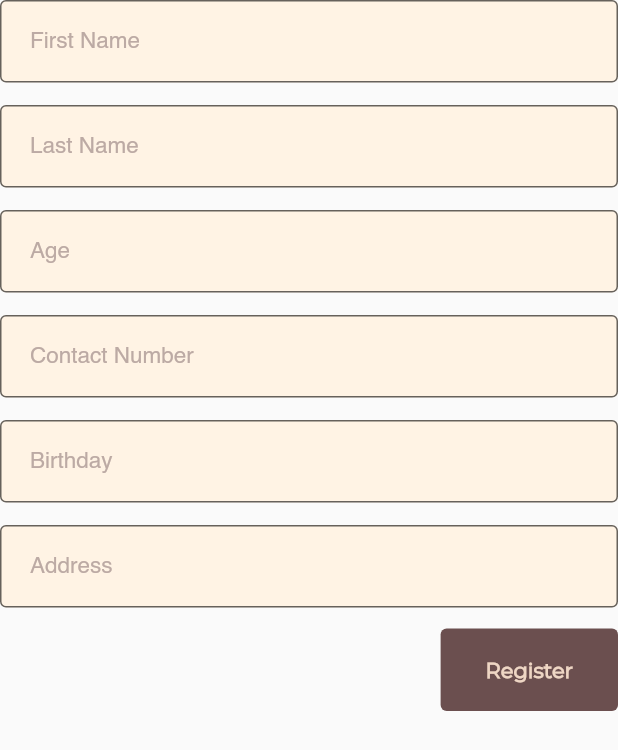
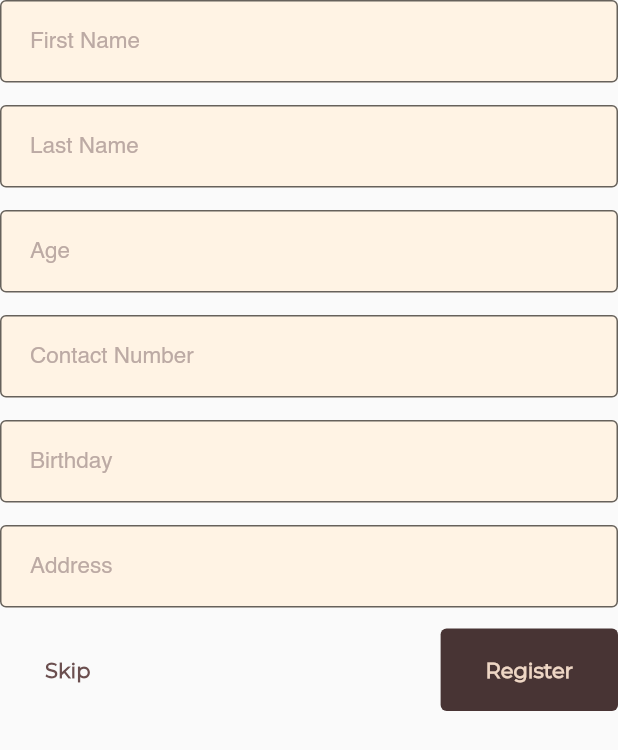
Before and after one commit to justuniace/Cafe-Mobile-App, a Flutter app: the AdditionalComponents widget shown alone on an empty page, opened directly, on a phone screen of 412 x 824 dp. Shown: the top 750 px of the screen. Run offline on Flutter 3.47's test engine with Material 2 defaults, Android fonts, the phone set to English and light mode, and no system bars; our stand-ins replace cloud_firestore, firebase_auth, firebase_core, google_sign_in, image_picker, lottie; missing offline and left inert: dart:js; accounts and stored records are empty.

Commit message:
Added Skip Option

```diff
--- a/lib/main.dart
+++ b/lib/main.dart
@@ -1,12 +1,9 @@
 import 'dart:js';
-
 import 'package:coffee_app/authentication.dart';
 import 'package:coffee_app/components/colors.dart';
 import 'package:coffee_app/firebase_options.dart';
 import 'package:coffee_app/provider/animationLoading.dart';
-import 'package:coffee_app/screens/login/login.dart';
 import 'package:coffee_app/screens/main/mainPage.dart';
-import 'package:coffee_app/screens/register/register.dart';
 import 'package:coffee_app/screens/welcome/welcome.dart';
 import 'package:coffee_app/services/auth.dart';
 import 'package:firebase_auth/firebase_auth.dart';
@@ -42,7 +39,7 @@ void main() async {
       ),
       title: 'CupFé',
       debugShowCheckedModeBanner: false,
-      initialRoute: '/main',
+      initialRoute: '/',
       routes: {
         '/': (context) => const AuthenticationWrapper(),
         '/main': (context) => const MainPage(),
--- a/lib/screens/additional-info/components.dart
+++ b/lib/screens/additional-info/components.dart
@@ -88,14 +88,27 @@ class _AdditionalComponentsState extends State<AdditionalComponents> {
                   setState(() {
                     birthDateController.text = formattedDate;
                   });
-                } else {
-                  print("Date is not selected");
                 }
               }),
         ),
         SizedBox(height: 15),
         textField("Address", addressController),
         SizedBox(height: 14),
+        Stack(
+          children: [
+            Container(
+              alignment: Alignment.centerLeft,
+              child: TextButton(
+                  style: ButtonStyle(
+                    padding: MaterialStateProperty.all(
+                        EdgeInsets.symmetric(horizontal: 30, vertical: 19)),
+                  ),
+                  onPressed: () {},
+                  child: Text(
+                    "Skip",
+                    style: TextStyle(color: AppColor.darkLightColor),
+                  )),
+            ),
             Container(
               alignment: Alignment.centerRight,
               child: TextButton(
@@ -103,12 +116,14 @@ class _AdditionalComponentsState extends State<AdditionalComponents> {
                       padding: MaterialStateProperty.all(
                           EdgeInsets.symmetric(horizontal: 30, vertical: 19)),
                       backgroundColor:
-                      MaterialStateProperty.all(AppColor.darkLightColor)),
+                          MaterialStateProperty.all(AppColor.darkColor)),
                   onPressed: () {},
                   child: Text(
                     "Register",
                     style: TextStyle(color: AppColor.lightBrownColor),
                   )),
+            ),
+          ],
         )
       ],
     );
--- a/lib/screens/profile/aboutUs/about.dart
+++ b/lib/screens/profile/aboutUs/about.dart
@@ -1,5 +1,3 @@
-import 'dart:ui';
-
 import 'package:coffee_app/screens/profile/profile.dart';
 import 'package:flutter/material.dart';
 
```
Also changed, not shown: lib/screens/profile/components.dart (+6 -2 lines), lib/screens/profile/privacy/privacy.dart (added, +77 -0 lines). Lines whose indentation alone changed are shown as unchanged.
